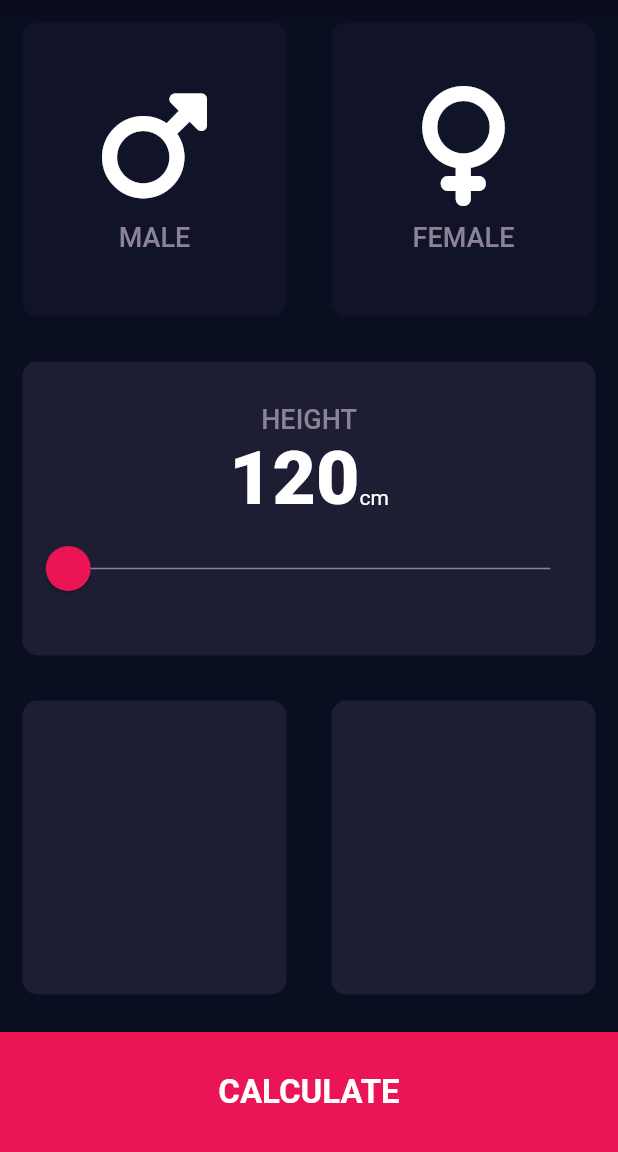
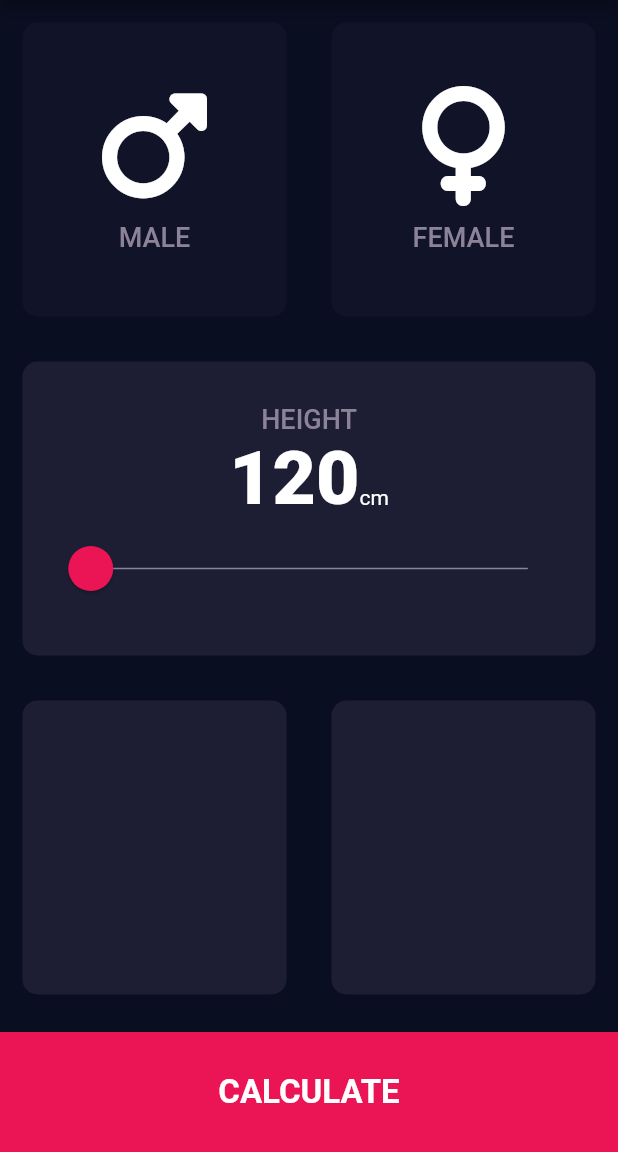
Before and after one commit to sahunitin023/bmi-calculator, a Flutter app: the screen it shows after launch, on a phone screen of 412 x 824 dp, the part 84-1236 px from its top. Run offline on Flutter 3.47's test engine with Material 2 defaults, Android fonts, the phone set to English and light mode, and no system bars; our stand-ins replace font_awesome_flutter.

Commit message:
Improved User Interface

```diff
--- a/lib/input_page.dart
+++ b/lib/input_page.dart
@@ -91,15 +91,17 @@ class _InputPageState extends State<InputPage> {
                       const Text('cm'),
                     ],
                   ),
-                  SliderTheme(
+                  Padding(
+                    padding: const EdgeInsets.symmetric(horizontal: 15.0),
+                    child: SliderTheme(
                       data: SliderTheme.of(context).copyWith(
                         trackHeight: 1.0,
                         activeTrackColor: Colors.white,
                         inactiveTrackColor: const Color(0xFF8D8398),
                         overlayColor: const Color.fromARGB(29, 235, 21, 85),
                         thumbColor: kBottomBoxColor,
-                      thumbShape:
-                          const RoundSliderThumbShape(enabledThumbRadius: 15.0),
+                        thumbShape: const RoundSliderThumbShape(
+                            enabledThumbRadius: 15.0),
                         overlayShape:
                             const RoundSliderOverlayShape(overlayRadius: 30.0),
                       ),
@@ -113,6 +115,7 @@ class _InputPageState extends State<InputPage> {
                             userHeight = newValue.round();
                           });
                         },
+                      ),
                     ),
                   )
                 ],
```
Lines whose indentation alone changed are shown as unchanged.
